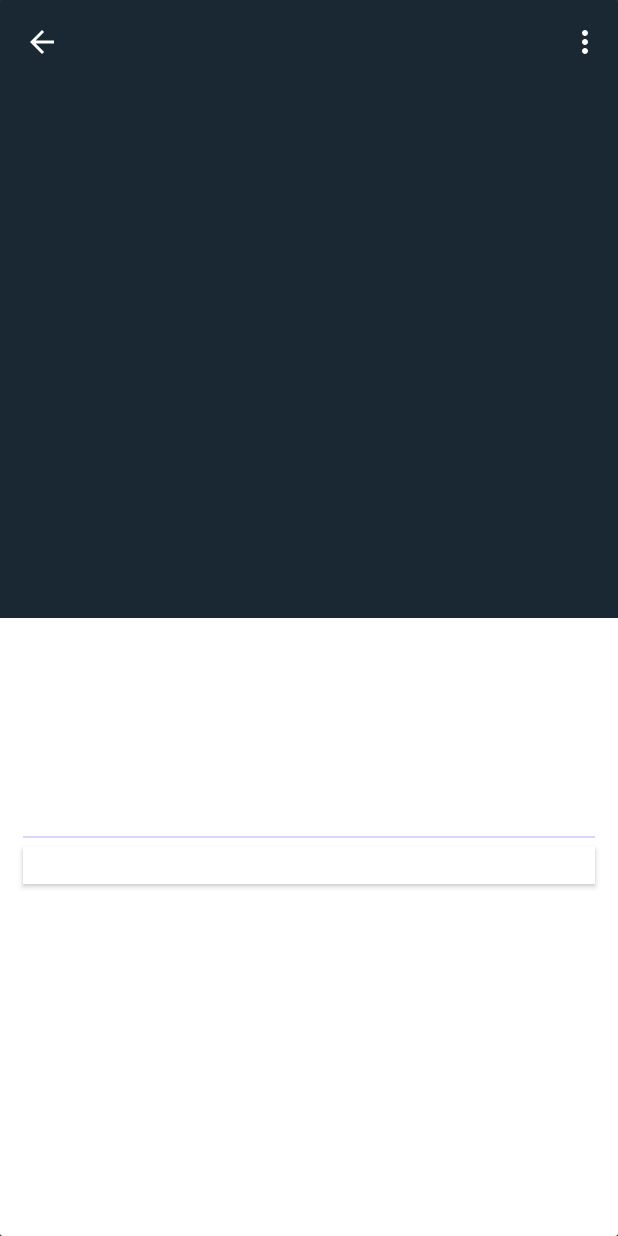
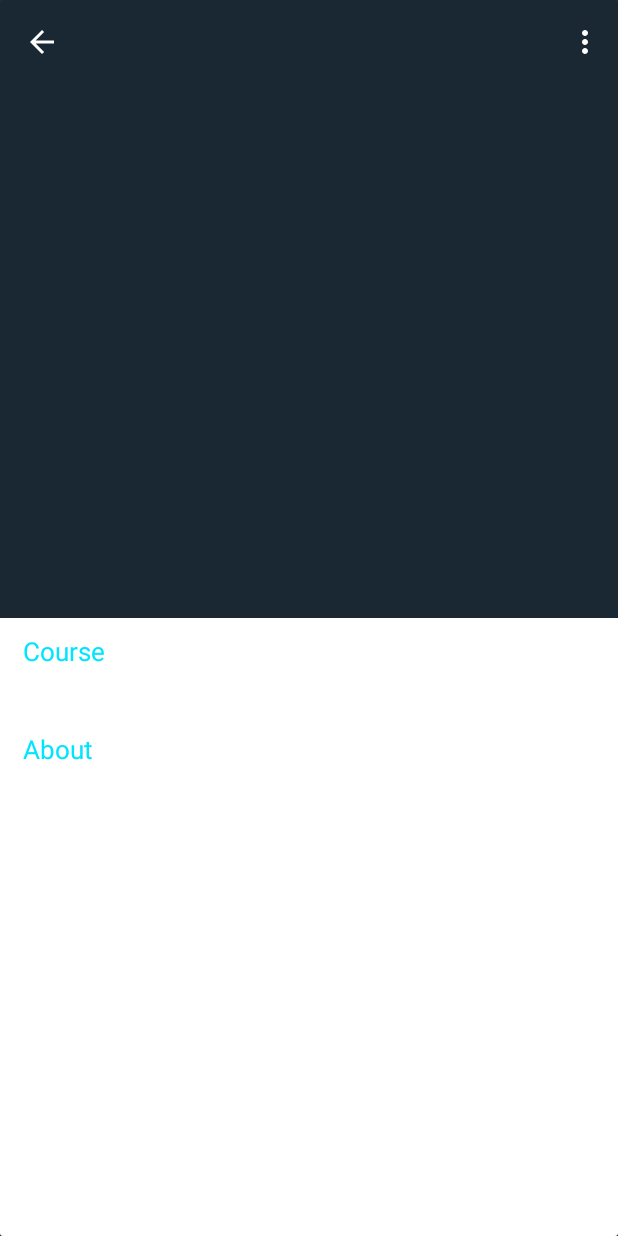
Before and after one commit to Aquila63/TrinderAndroid, an Android app: the ProfileActivity screen opened directly, with no data from a screen before it, on a phone screen of 412 x 824 dp. Run offline under Robolectric (Android 15) with nearby library versions, the phone set to English and light mode, and no system bars; our stand-ins replace ButterKnife; 6 statements that could not run were skipped.

Commit message:
Edited Profile page.

```diff
--- a/app/src/main/java/dave/example/com/trinder/NavigationDrawerFragment.java
+++ b/app/src/main/java/dave/example/com/trinder/NavigationDrawerFragment.java
@@ -65,8 +65,8 @@ public class NavigationDrawerFragment extends Fragment implements Adapter.ClickL
 
     public static List<Info> getData() {
         List<Info> data = new ArrayList<>();
-        int[] icons = {R.drawable.ic_perm_contact_cal_white_48dp, R.drawable.ic_home_white_48dp, R.drawable.ic_thumb_up_white_48dp, R.drawable.ic_restore_white_48dp,R.drawable.ic_settings_white_48dp, R.drawable.ic_supervisor_account_white_48dp, R.drawable.ic_info_outline_white_48dp};
-        String[] titles = {"Profile", "Home", "Matches", "History", "Settings", "Help", "Terms & Conditions"};
+        int[] icons = {R.drawable.ic_perm_contact_cal_white_48dp,R.drawable.ic_thumb_up_white_48dp, R.drawable.ic_restore_white_48dp,R.drawable.ic_settings_white_48dp};
+        String[] titles = {"Profile", "Matches", "History", "Settings"};
         for (int i = 0; i < titles.length && i < icons.length; i++) {
             Info current = new Info();
             current.iconId = icons[i];
--- a/app/src/main/java/dave/example/com/trinder/ProfileActivity.java
+++ b/app/src/main/java/dave/example/com/trinder/ProfileActivity.java
@@ -24,6 +24,8 @@ public class ProfileActivity extends ActionBarActivity {
     @InjectView(R.id.relationship_status) TextView relationshipTextView;
     @InjectView(R.id.course) TextView courseTextView;
     @InjectView(R.id.bio) TextView bioTextView;
+    @InjectView(R.id.courseTitle) TextView courseTitleTextView;
+    @InjectView(R.id.aboutTitle) TextView aboutTitleTextView;
 
 
     @Override
@@ -56,6 +58,8 @@ public class ProfileActivity extends ActionBarActivity {
         relationshipTextView.setText(person.getStatus());
         courseTextView.setText(person.getCourse());
         bioTextView.setText(person.getDescription());
+        courseTitleTextView.setText("Course");
+        aboutTitleTextView.setText("About");
     }
 
 
--- a/app/src/main/java/dave/example/com/trinder/SwipeAdapter.java
+++ b/app/src/main/java/dave/example/com/trinder/SwipeAdapter.java
@@ -35,6 +35,8 @@ public class SwipeAdapter extends ArrayAdapter<Person> {
         TextView relationshipStatus;
         TextView course;
         TextView bio;
+        TextView courseTitle;
+        TextView aboutTitle;
         Button viewMore;
     }
 
@@ -54,6 +56,8 @@ public class SwipeAdapter extends ArrayAdapter<Person> {
             holder.relationshipStatus    = (TextView) convertView.findViewById(R.id.relationship_status);
             holder.course                = (TextView) convertView.findViewById(R.id.course);
             holder.bio                   = (TextView) convertView.findViewById(R.id.bio);
+            holder.courseTitle           = (TextView) convertView.findViewById(R.id.courseTitle);
+            holder.aboutTitle            = (TextView) convertView.findViewById(R.id.aboutTitle);
             convertView.setTag(holder);
         } else {
             holder = (ViewHolder) convertView.getTag();
@@ -78,6 +82,8 @@ public class SwipeAdapter extends ArrayAdapter<Person> {
         holder.relationshipStatus.setText(person.getStatus());
         holder.course.setText(person.getCourse());
         holder.bio.setText(person.getDescription());
+        holder.courseTitle.setText("Course");
+        holder.aboutTitle.setText("About");
 
         return convertView;
     }
--- a/app/src/main/res/layout/activity_profile.xml
+++ b/app/src/main/res/layout/activity_profile.xml
@@ -3,19 +3,19 @@
     xmlns:tools="http://schemas.android.com/tools"
     xmlns:app="http://schemas.android.com/apk/res-auto"
     android:layout_width="match_parent"
-    android:layout_height="match_parent">
+    android:layout_height="match_parent"
+    android:fitsSystemWindows="true">
 
     <RelativeLayout
         xmlns:android="http://schemas.android.com/apk/res/android"
         xmlns:tools="http://schemas.android.com/tools"
-        xmlns:card_view="http://schemas.android.com/apk/res-auto"
-        tools:context="dave.example.com.trinder.CardViewFragment"
+
+
         android:orientation="vertical"
         android:layout_gravity="center_horizontal"
         android:layout_width="match_parent"
         android:layout_height="match_parent"
-        card_view:cardBackgroundColor="@color/cardColor"
-        card_view:cardCornerRadius="5dp">
+        >
 
 
         <LinearLayout xmlns:android="http://schemas.android.com/apk/res/android"
@@ -68,7 +68,18 @@
                 android:layout_weight="1"
                 android:background="#FFFFFF"
                 android:orientation="vertical">
+                <TextView
+                    android:id="@+id/courseTitle"
+                    android:textSize="17sp"
+                    android:textColor="@color/titleColor"
 
+                    android:gravity="left"
+                    tools:text="@string/courseTitle"
+                    android:layout_width="match_parent"
+                    android:layout_height="20dp"
+                    android:layout_marginTop="10dp"
+                    android:layout_marginLeft="15dp"
+                    android:layout_marginRight="15dp" />
                 <TextView
                     android:id="@+id/course"
                     android:textSize="20sp"
@@ -80,7 +91,17 @@
                     android:layout_height="40dp"
                     android:layout_marginLeft="15dp"
                     android:layout_marginRight="15dp" />
-
+                <TextView
+                    android:id="@+id/aboutTitle"
+                    android:textSize="17sp"
+                    android:textColor="@color/titleColor"
+                    android:gravity="left"
+                    android:layout_marginTop="5dp"
+                    android:layout_marginLeft="15dp"
+                    android:layout_marginRight="15dp"
+                    tools:text="@string/aboutTitle"
+                    android:layout_width="match_parent"
+                    android:layout_height="20dp" />
                 <TextView
                     android:id="@+id/bio"
                     android:textSize="20sp"
@@ -94,27 +115,7 @@
                     android:layout_width="match_parent"
                     android:layout_height="100dp" />
 
-                <!-- lazy way, use a shape for this horizontal line instead -->
 
-                <View
-                    android:layout_width="match_parent"
-                    android:layout_height="1dp"
-                    android:layout_marginLeft="15dp"
-                    android:layout_marginRight="15dp"
-                    android:background="#CCCCCCFF" />
-
-                <Button
-                    android:id="@+id/view_more"
-                    android:textSize="20sp"
-                    android:textColor="@color/accentColor"
-                    android:background="@color/cardColor"
-                    android:gravity="right"
-                    android:layout_marginTop="5dp"
-                    android:layout_marginLeft="15dp"
-                    android:layout_marginRight="15dp"
-                    tools:text="@string/view_more"
-                    android:layout_width="match_parent"
-                    android:layout_height="25dp"/>
             </LinearLayout>
         </LinearLayout>
 
--- a/app/src/main/res/layout/row.xml
+++ b/app/src/main/res/layout/row.xml
@@ -2,7 +2,7 @@
 <LinearLayout xmlns:android="http://schemas.android.com/apk/res/android"
     android:orientation="horizontal"
     android:layout_width="match_parent"
-    android:layout_height="48dp">
+    android:layout_height="72dp">
 
     <ImageView
         android:padding="8dp"
--- a/app/src/main/res/values-v21/styles.xml
+++ b/app/src/main/res/values-v21/styles.xml
@@ -10,6 +10,6 @@
     </style>
     <style name="transparentToolbarTheme" parent="MyCustomToolbarTheme">
         <item name="android:windowTranslucentNavigation">true</item>
-        <item name="android:fitsSystemWindows">true</item>
+
     </style>
 </resources>
--- a/app/src/main/res/values/Colors.xml
+++ b/app/src/main/res/values/Colors.xml
@@ -6,6 +6,7 @@
     <color name='backgroundColor'>#EEEEEE</color>
     <color name='cardColor'>#FFFFFF</color>
     <color name='darkTextColor'>#000000</color>
+    <color name='titleColor'>#00E5FF</color>
 
 
 </resources>
--- a/app/src/main/res/values/strings.xml
+++ b/app/src/main/res/values/strings.xml
@@ -17,4 +17,6 @@
         , formed by rappers El-P and Killer Mike in 2013.
         That same year, they released their sel...</string>
     <string name="view_more">View More</string>
+    <string name="courseTitle">Course</string>
+    <string name="aboutTitle">About</string>
 </resources>
```
Also changed, not shown: app/src/main/res/layout/fragment_card_view.xml (+22 -1 lines).
